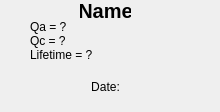
marcodeltutto/SBNDPurityMonitorDAQ, file sbndprmdaq/data_display.ui: the form before one commit.
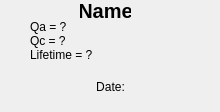
The form after the commit.

Diff of the .ui file:
```diff
--- a/sbndprmdaq/data_display.ui
+++ b/sbndprmdaq/data_display.ui
@@ -58,9 +58,9 @@
    <widget class="QLabel" name="_date">
     <property name="geometry">
      <rect>
-      <x>30</x>
+      <x>10</x>
       <y>80</y>
-      <width>151</width>
+      <width>201</width>
       <height>21</height>
      </rect>
     </property>
```
